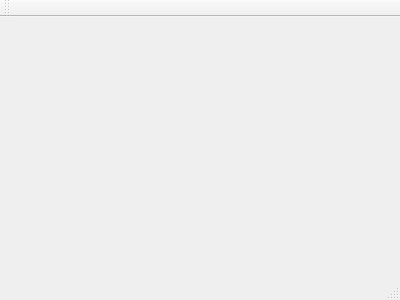
raptorswing/Qt-Socks-Server, file SocksServerGUI/MainWindow.ui: the form before one commit.
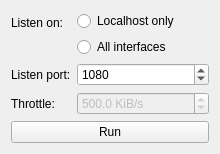
The form after the commit. Icons and pictures are not drawn.

The edit to the form file:
```diff
--- a/SocksServerGUI/MainWindow.ui
+++ b/SocksServerGUI/MainWindow.ui
@@ -1,24 +1,121 @@
 <ui version="4.0">
  <class>MainWindow</class>
- <widget class="QMainWindow" name="MainWindow" >
-  <property name="geometry" >
+ <widget class="QMainWindow" name="MainWindow">
+  <property name="geometry">
    <rect>
     <x>0</x>
     <y>0</y>
-    <width>400</width>
-    <height>300</height>
+    <width>220</width>
+    <height>145</height>
    </rect>
   </property>
   <property name="windowTitle" >
    <string>MainWindow</string>
   </property>
-  <widget class="QMenuBar" name="menuBar" />
-  <widget class="QToolBar" name="mainToolBar" />
-  <widget class="QWidget" name="centralWidget" />
-  <widget class="QStatusBar" name="statusBar" />
+  <property name="windowIcon">
+   <iconset resource="resources.qrc">
+    <normaloff>:/images/images/sock.png</normaloff>:/images/images/sock.png</iconset>
+  </property>
+  <widget class="QWidget" name="centralWidget">
+   <layout class="QVBoxLayout" name="verticalLayout_3">
+    <item>
+     <layout class="QVBoxLayout" name="verticalLayout_2">
+      <item>
+       <layout class="QFormLayout" name="formLayout">
+        <property name="fieldGrowthPolicy">
+         <enum>QFormLayout::AllNonFixedFieldsGrow</enum>
+        </property>
+        <item row="0" column="0">
+         <widget class="QLabel" name="label">
+          <property name="text">
+           <string>Listen on:</string>
+          </property>
+         </widget>
+        </item>
+        <item row="0" column="1">
+         <layout class="QVBoxLayout" name="verticalLayout">
+          <item>
+           <widget class="QRadioButton" name="localhostRadioButton">
+            <property name="text">
+             <string>Localhost only</string>
+            </property>
+           </widget>
+          </item>
+          <item>
+           <widget class="QRadioButton" name="allInterfacesRadioButton">
+            <property name="text">
+             <string>All interfaces</string>
+            </property>
+           </widget>
+          </item>
+         </layout>
+        </item>
+        <item row="2" column="0">
+         <widget class="QLabel" name="label_2">
+          <property name="text">
+           <string>Throttle:</string>
+          </property>
+         </widget>
+        </item>
+        <item row="2" column="1">
+         <widget class="QDoubleSpinBox" name="throttleSpinBox">
+          <property name="enabled">
+           <bool>false</bool>
+          </property>
+          <property name="suffix">
+           <string> KiB/s</string>
+          </property>
+          <property name="decimals">
+           <number>1</number>
+          </property>
+          <property name="minimum">
+           <double>1.000000000000000</double>
+          </property>
+          <property name="maximum">
+           <double>10000.000000000000000</double>
+          </property>
+          <property name="value">
+           <double>500.000000000000000</double>
+          </property>
+         </widget>
+        </item>
+        <item row="1" column="0">
+         <widget class="QLabel" name="label_3">
+          <property name="text">
+           <string>Listen port:</string>
+          </property>
+         </widget>
+        </item>
+        <item row="1" column="1">
+         <widget class="QSpinBox" name="listenPortSpinbox">
+          <property name="maximum">
+           <number>65535</number>
+          </property>
+          <property name="value">
+           <number>1080</number>
+          </property>
+         </widget>
+        </item>
+       </layout>
+      </item>
+      <item>
+       <widget class="QPushButton" name="runButton">
+        <property name="text">
+         <string>Run</string>
+        </property>
+        <property name="checkable">
+         <bool>true</bool>
+        </property>
+       </widget>
+      </item>
+     </layout>
+    </item>
+   </layout>
+  </widget>
  </widget>
- <layoutDefault spacing="6" margin="11" />
- <pixmapfunction></pixmapfunction>
- <resources/>
+ <layoutdefault spacing="6" margin="11"/>
+ <resources>
+  <include location="resources.qrc"/>
+ </resources>
  <connections/>
 </ui>
```
Left out of the diff: 5 changed lines with no effect on the pictures.
